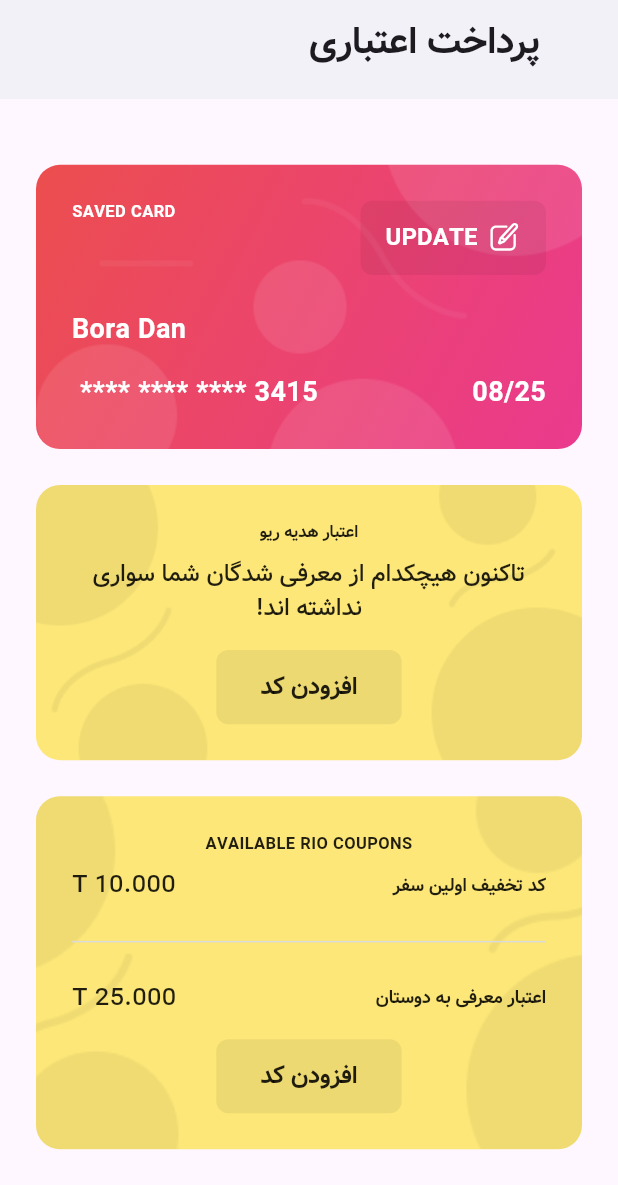
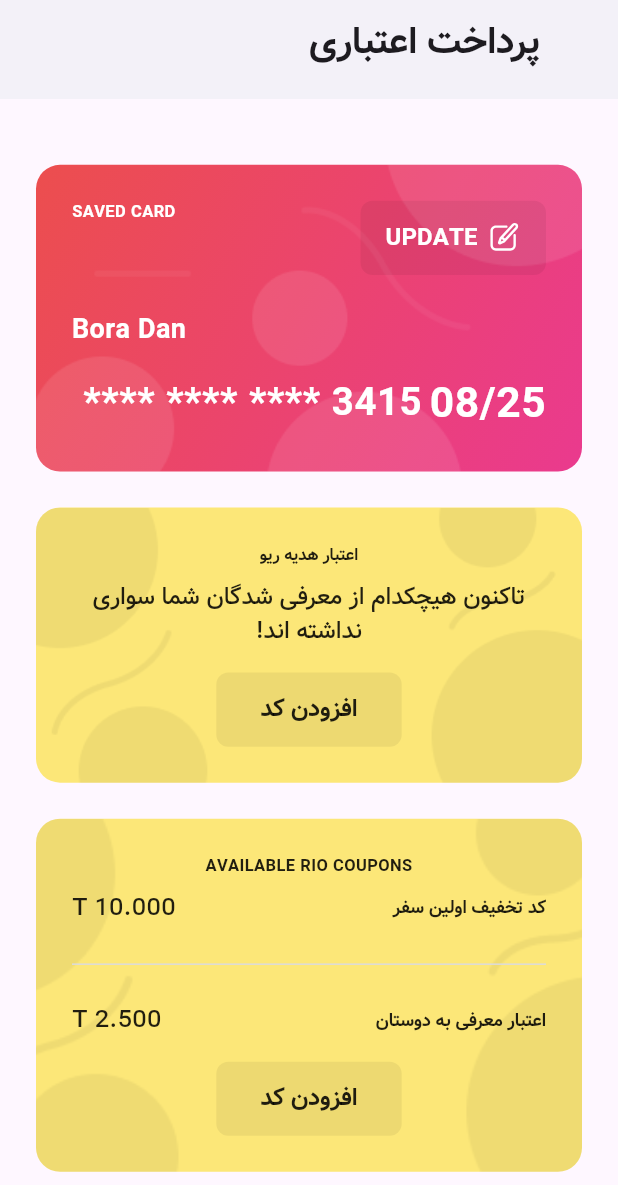
Before and after one commit to Ehsan-abaci/Rio, a Flutter app: the CreditPaymentPage screen opened directly, scrolled down 441 dp, on a phone screen of 412 x 824 dp, the part 51-1236 px from its top. Run offline on Flutter 3.47's test engine with Material 3 defaults, Android fonts, the phone set to English and light mode, and no system bars; our stand-ins replace bloc, equatable, flutter_bloc, flutter_map, flutter_svg, geolocator and 5 more; missing offline and left inert: flutter_map_cancellable_tile_provider, flutter_map_location_marker, qr_code_scanner; accounts and stored records are empty.

Commit message:
update payment widget

```diff
--- a/lib/feature/home/presentation/blocs/bloc/ride_bloc.dart
+++ b/lib/feature/home/presentation/blocs/bloc/ride_bloc.dart
@@ -1,10 +1,9 @@
 import 'dart:async';
-import 'dart:developer';
 
 import 'package:bloc/bloc.dart';
 import 'package:equatable/equatable.dart';
 import 'package:share_scooter/feature/home/presentation/screens/home_page.dart';
-import 'package:share_scooter/feature/ride_details/domain/entities/ride_detail_entity.dart';
+import 'package:share_scooter/feature/ride_histories/domain/entities/ride_detail_entity.dart';
 
 part 'ride_event.dart';
 part 'ride_state.dart';
--- a/lib/feature/home/presentation/widgets/main_drawer.dart
+++ b/lib/feature/home/presentation/widgets/main_drawer.dart
@@ -154,7 +154,7 @@ class MainDrawer extends StatelessWidget {
                   onTap: () => Navigator.push(
                     context,
                     MaterialPageRoute(
-                      builder: (context) => RideHistoriesPage(),
+                      builder: (context) => const RideHistoriesPage(),
                     ),
                   ),
                 ),
--- a/lib/feature/payment/presentation/widgets/active_gift_credit.dart
+++ b/lib/feature/payment/presentation/widgets/active_gift_credit.dart
@@ -1,4 +1,5 @@
 import 'package:flutter/material.dart';
+import 'package:share_scooter/core/utils/extensions.dart';
 import '../../../../core/utils/resources/assets_manager.dart';
 import '../../../../core/utils/resources/color_manager.dart';
 import '../../../../core/widgets/custom_elevated_button.dart';
@@ -16,7 +17,9 @@ class ActiveGiftCredit extends StatelessWidget {
           borderRadius: BorderRadius.circular(16),
           color: ColorManager.lemonYellow,
           image: const DecorationImage(
-            image: AssetImage(AssetsImage.bgCard),
+            image: AssetImage(
+              AssetsImage.bgCard,
+            ),
             fit: BoxFit.cover,
           ),
         ),
@@ -31,50 +34,14 @@ class ActiveGiftCredit extends StatelessWidget {
                   color: ColorManager.highEmphasis),
             ),
             const SizedBox(height: 8),
-            Row(
-              mainAxisAlignment: MainAxisAlignment.spaceBetween,
-              children: [
-                Text(
-                  "کد تخفیف اولین سفر",
-                  style: TextStyle(
-                      fontSize: 12,
-                      fontWeight: FontWeight.w800,
-                      color: ColorManager.highEmphasis),
-                ),
-                Text(
-                  "10.000 T",
-                  style: TextStyle(
-                      fontSize: 16,
-                      fontWeight: FontWeight.w500,
-                      color: ColorManager.highEmphasis),
-                ),
-              ],
-            ),
+            _getRioCouponTile("کد تخفیف اولین سفر", 10000),
             const SizedBox(height: 16),
             Divider(
               height: 20,
               color: ColorManager.border,
             ),
             const SizedBox(height: 16),
-            Row(
-              mainAxisAlignment: MainAxisAlignment.spaceBetween,
-              children: [
-                Text(
-                  "اعتبار معرفی به دوستان",
-                  style: TextStyle(
-                      fontSize: 12,
-                      fontWeight: FontWeight.w800,
-                      color: ColorManager.highEmphasis),
-                ),
-                Text(
-                  "25.000 T",
-                  style: TextStyle(
-                      fontSize: 16,
-                      fontWeight: FontWeight.w500,
-                      color: ColorManager.highEmphasis),
-                ),
-              ],
-            ),
+            _getRioCouponTile("اعتبار معرفی به دوستان", 2500),
             const SizedBox(height: 16),
             CustomElevatedButton(
               content: "افزودن کد",
@@ -88,4 +55,36 @@ class ActiveGiftCredit extends StatelessWidget {
           ],
         ));
   }
+
+  Widget _getRioCouponTile(String title, double amount) {
+    return Row(
+      mainAxisAlignment: MainAxisAlignment.spaceBetween,
+      children: [
+        Expanded(
+          flex: 2,
+          child: Text(
+            title,
+            overflow: TextOverflow.fade,
+            style: TextStyle(
+              fontSize: 12,
+              fontWeight: FontWeight.w800,
+              color: ColorManager.highEmphasis,
+            ),
+          ),
+        ),
+        Expanded(
+          child: Text(
+            "${amount.to3Dot()} T",
+            textAlign: TextAlign.left,
+            maxLines: 1,
+            style: TextStyle(
+              fontSize: 16,
+              fontWeight: FontWeight.w500,
+              color: ColorManager.highEmphasis,
+            ),
+          ),
+        ),
+      ],
+    );
+  }
 }
--- a/lib/feature/payment/presentation/widgets/active_saved_card.dart
+++ b/lib/feature/payment/presentation/widgets/active_saved_card.dart
@@ -1,4 +1,6 @@
+import 'package:flutter/cupertino.dart';
 import 'package:flutter/material.dart';
+import 'package:flutter/widgets.dart';
 import 'package:share_scooter/core/utils/extensions.dart';
 import '../../../../core/utils/resources/assets_manager.dart';
 import '../../../../core/utils/resources/color_manager.dart';
@@ -64,20 +66,31 @@ class ActiveSavedCard extends StatelessWidget {
             Row(
               mainAxisAlignment: MainAxisAlignment.spaceBetween,
               children: [
-                Text(
+                Expanded(
+                  child: FittedBox(
+                    child: Text(
                       "08/25",
                       style: TextStyle(
                           fontSize: 18,
                           fontWeight: FontWeight.w800,
                           color: ColorManager.reversedEmphasis),
                     ),
-                Text(
+                  ),
+                ),
+                SizedBox(width: 5),
+                Expanded(
+                  flex: 3,
+                  child: FittedBox(
+                    child: Text(
                       "6104337624493415".toCardNumberHider(),
+                      maxLines: 1,
                       textDirection: TextDirection.ltr,
                       style: TextStyle(
                           fontSize: 18,
                           fontWeight: FontWeight.w800,
                           color: ColorManager.reversedEmphasis),
+                    ),
+                  ),
                 ),
               ],
             )
--- a/lib/feature/payment/presentation/widgets/wallet_balance.dart
+++ b/lib/feature/payment/presentation/widgets/wallet_balance.dart
@@ -1,4 +1,5 @@
 import 'package:flutter/material.dart';
+import 'package:flutter/widgets.dart';
 import 'package:share_scooter/core/utils/extensions.dart';
 import '../../../../core/utils/resources/assets_manager.dart';
 import '../../../../core/utils/resources/color_manager.dart';
@@ -34,13 +35,15 @@ class WalletBalance extends StatelessWidget {
           const SizedBox(
             height: 8,
           ),
-          Text(
+          FittedBox(
+            child: Text(
               "${50000.0.to3Dot()} T",
               textAlign: TextAlign.center,
               style: TextStyle(
                   fontSize: 48,
                   fontWeight: FontWeight.w800,
                   color: ColorManager.highEmphasis),
+            ),
           ),
           const SizedBox(
             height: 16,
--- a/lib/feature/ride_details/domain/entities/ride_detail_entity.dart
+++ /dev/null
@@ -1,110 +0,0 @@
-// ignore_for_file: public_member_api_docs, sort_constructors_first
-import 'dart:convert';
-
-import 'package:equatable/equatable.dart';
-import 'package:latlong2/latlong.dart';
-import 'package:share_scooter/feature/home/presentation/screens/home_page.dart';
-import 'package:uuid/uuid.dart';
-
-
-const uuid = Uuid();
-
-class RideDetailEntity extends Equatable {
-  String? rideId;
-  Scooter scooter;
-  DateTime startTime;
-  DateTime? endTime;
-  Duration? duration;
-  double reservationCost;
-  dynamic img;
-  double? ridingCost;
-  double? tax;
-  double? totalCost;
-
-  RideDetailEntity({
-    this.rideId,
-    required this.scooter,
-    required this.startTime,
-    this.endTime,
-    this.duration,
-    this.img,
-    this.reservationCost = 1000,
-    required this.ridingCost,
-  }) {
-    rideId = uuid.v4();
-    tax = ridingCost != null ? (reservationCost + ridingCost!) * .1 : null;
-    totalCost = ridingCost != null ? (reservationCost + ridingCost!) : null;
-    duration = endTime?.difference(startTime);
-  }
-
-  List<Object?> get props => [
-        scooter,
-        startTime,
-        endTime,
-        duration,
-        img,
-        reservationCost,
-        ridingCost,
-        tax,
-        totalCost,
-      ];
-
-  RideDetailEntity copyWith({
-    String? rideId,
-    Scooter? scooter,
-    DateTime? startTime,
-    DateTime? endTime,
-    Duration? duration,
-    dynamic img,
-    double? reservationCost,
-    double? ridingCost,
-    double? tax,
-    double? totalCost,
-  }) {
-    return RideDetailEntity(
-      rideId: rideId ?? this.rideId,
-      scooter: scooter ?? this.scooter,
-      startTime: startTime ?? this.startTime,
-      endTime: endTime ?? this.endTime,
-      duration: duration ?? this.duration,
-      img: img ?? this.img,
-      reservationCost: reservationCost ?? this.reservationCost,
-      ridingCost: ridingCost ?? this.ridingCost,
-    );
-  }
-
-  Map<String, dynamic> toMap() {
-    return <String, dynamic>{
-      'rideId': rideId,
-      'scooter': scooter.tojson(),
-      'startTime': startTime.millisecondsSinceEpoch,
-      'endTime': endTime?.millisecondsSinceEpoch,
-      'duration': duration?.toString(),
-      'img': img,
-      'reservationCost': reservationCost,
-      'ridingCost': ridingCost,
-      'tax': tax,
-      'totalCost': totalCost,
-    };
-  }
-
-  factory RideDetailEntity.fromMap(Map<String, dynamic> map) {
-    return RideDetailEntity(
-      rideId: map['rideId'] != null ? map['rideId'] as String : null,
-      scooter: Scooter.fromJson(map['scooter'] as Map<String, dynamic>),
-      startTime: DateTime.fromMillisecondsSinceEpoch(map['startTime'] as int),
-      endTime: map['endTime'] != null
-          ? DateTime.fromMillisecondsSinceEpoch(map['endTime'] as int)
-          : null,
-      img: map['img'] as dynamic,
-      reservationCost: map['reservationCost'] as double,
-      ridingCost:
-          map['ridingCost'] != null ? map['ridingCost'] as double : null,
-    );
-  }
-
-  String toJson() => json.encode(toMap());
-
-  factory RideDetailEntity.fromJson(String source) =>
-      RideDetailEntity.fromMap(json.decode(source) as Map<String, dynamic>);
-}
--- /dev/null
+++ b/lib/feature/ride_histories/domain/entities/ride_detail_entity.dart
@@ -0,0 +1,118 @@
+import 'package:equatable/equatable.dart';
+import 'package:hive/hive.dart';
+import 'package:share_scooter/feature/home/presentation/screens/home_page.dart';
+import 'package:uuid/uuid.dart';
+part 'ride_detail_entity.g.dart';
+const uuid = Uuid();
+
+@HiveType(typeId: 0)
+class RideDetailEntity extends Equatable {
+  @HiveField(0)
+  String? rideId;
+  @HiveField(1)
+  Scooter scooter;
+  @HiveField(2)
+  DateTime startTime;
+  @HiveField(3)
+  DateTime? endTime;
+  @HiveField(4)
+  Duration? duration;
+  @HiveField(5)
+  double reservationCost;
+  @HiveField(6)
+  String? img;
+  @HiveField(7)
+  double? ridingCost;
+  @HiveField(8)
+  double? tax;
+  @HiveField(9)
+  double? totalCost;
+
+  RideDetailEntity({
+    this.rideId,
+    required this.scooter,
+    required this.startTime,
+    this.endTime,
+    this.duration,
+    this.img,
+    this.reservationCost = 1000,
+    required this.ridingCost,
+  }) {
+    rideId = rideId ?? uuid.v4();
+    tax = (reservationCost + (ridingCost ?? 0)) * .1;
+    totalCost = (reservationCost + (ridingCost ?? 0));
+    duration = duration ?? endTime?.difference(startTime);
+  }
+
+  @override
+  List<Object?> get props => [
+        scooter,
+        startTime,
+        endTime,
+        duration,
+        img,
+        reservationCost,
+        ridingCost,
+        tax,
+        totalCost,
+      ];
+
+  RideDetailEntity copyWith({
+    String? rideId,
+    Scooter? scooter,
+    DateTime? startTime,
+    DateTime? endTime,
+    Duration? duration,
+    String? img,
+    double? reservationCost,
+    double? ridingCost,
+    double? tax,
+    double? totalCost,
+  }) {
+    return RideDetailEntity(
+      rideId: rideId ?? this.rideId,
+      scooter: scooter ?? this.scooter,
+      startTime: startTime ?? this.startTime,
+      endTime: endTime ?? this.endTime,
+      duration: duration ?? this.duration,
+      img: img ?? this.img,
+      reservationCost: reservationCost ?? this.reservationCost,
+      ridingCost: ridingCost ?? this.ridingCost,
+    );
+  }
+
+  // Map<String, dynamic> toMap() {
+  //   return <String, dynamic>{
+  //     'rideId': rideId,
+  //     'scooter': scooter.tojson(),
+  //     'startTime': startTime.millisecondsSinceEpoch,
+  //     'endTime': endTime?.millisecondsSinceEpoch,
+  //     'duration': duration?.toString(),
+  //     'img': img,
+  //     'reservationCost': reservationCost,
+  //     'ridingCost': ridingCost,
+  //     'tax': tax,
+  //     'totalCost': totalCost,
+  //   };
+  // }
+
+  // factory RideDetailEntity.fromMap(Map<String, dynamic> map) {
+  //   return RideDetailEntity(
+  //     rideId: map['rideId'] != null ? map['rideId'] as String : null,
+  //     scooter: Scooter.fromJson(map['scooter'] as Map<String, dynamic>),
+  //     startTime: DateTime.fromMillisecondsSinceEpoch(map['startTime'] as int),
+  //     endTime: map['endTime'] != null
+  //         ? DateTime.fromMillisecondsSinceEpoch(map['endTime'] as int)
+  //         : null,
+  //     img: map['img'] != null ? map['img'] as String : null,
+  //     reservationCost: map['reservationCost'] as double,
+  //     ridingCost:
+  //         map['ridingCost'] != null ? map['ridingCost'] as double : null,
+  //   );
+  // }
+
+  // String toJson() => json.encode(toMap());
+
+  // factory RideDetailEntity.fromJson(String source) =>
+  //     RideDetailEntity.fromMap(json.decode(source) as Map<String, dynamic>);
+}
--- a/lib/main.dart
+++ b/lib/main.dart
@@ -1,18 +1,22 @@
 import 'package:flutter/material.dart';
 import 'package:flutter/services.dart';
 import 'package:flutter_localizations/flutter_localizations.dart';
+import 'package:hive_flutter/adapters.dart';
 // import 'package:flutter_map_tile_caching/flutter_map_tile_caching.dart';
 import 'package:share_scooter/feature/home/presentation/blocs/bloc/ride_bloc.dart';
+import 'package:share_scooter/feature/ride_histories/domain/entities/ride_detail_entity.dart';
 import 'package:share_scooter/feature/splash/presentation/screens/splash_screen_page.dart';
 import 'package:share_scooter/locator.dart';
 import 'package:flutter_bloc/flutter_bloc.dart';
-
 
 void main() async {
   WidgetsFlutterBinding.ensureInitialized();
 
   await initAppMoudule();
+  await Hive.initFlutter();
+  Hive.registerAdapter<RideDetailEntity>(RideDetailEntityAdapter());
 
+  await Hive.openBox<RideDetailEntity>("ride_history");
   // await FMTCObjectBoxBackend().initialise();
 
   // if (!await const FMTCStore('mapStore').manage.ready) {
--- a/pubspec.yaml
+++ b/pubspec.yaml
@@ -30,11 +30,14 @@ dependencies:
   flutter_bloc: ^8.1.5
   equatable: ^2.0.5
   flutter_map_cancellable_tile_provider: ^2.0.0
+  hive: ^2.2.3
+  hive_flutter: ^1.1.0
 
 dev_dependencies:
   flutter_test:
     sdk: flutter
-
+  build_runner: ^2.4.9
+  hive_generator: ^2.0.1
   flutter_lints: ^3.0.0
 
 flutter:
```
Also changed, not shown: lib/feature/home/presentation/screens/home_page.dart (+4 -3 lines), lib/feature/ride_histories/data/model/ride_detail_model.dart (added, +52 -0 lines), lib/feature/ride_histories/presentation/screens/ride_history_page.dart (+37 -27 lines), lib/feature/ride_histories/data/data_source/local/ride_history_hive.dart (added), lib/feature/ride_histories/domain/entities/ride_detail_entity.g.dart (added), pubspec.lock. Lines whose indentation alone changed are shown as unchanged.
